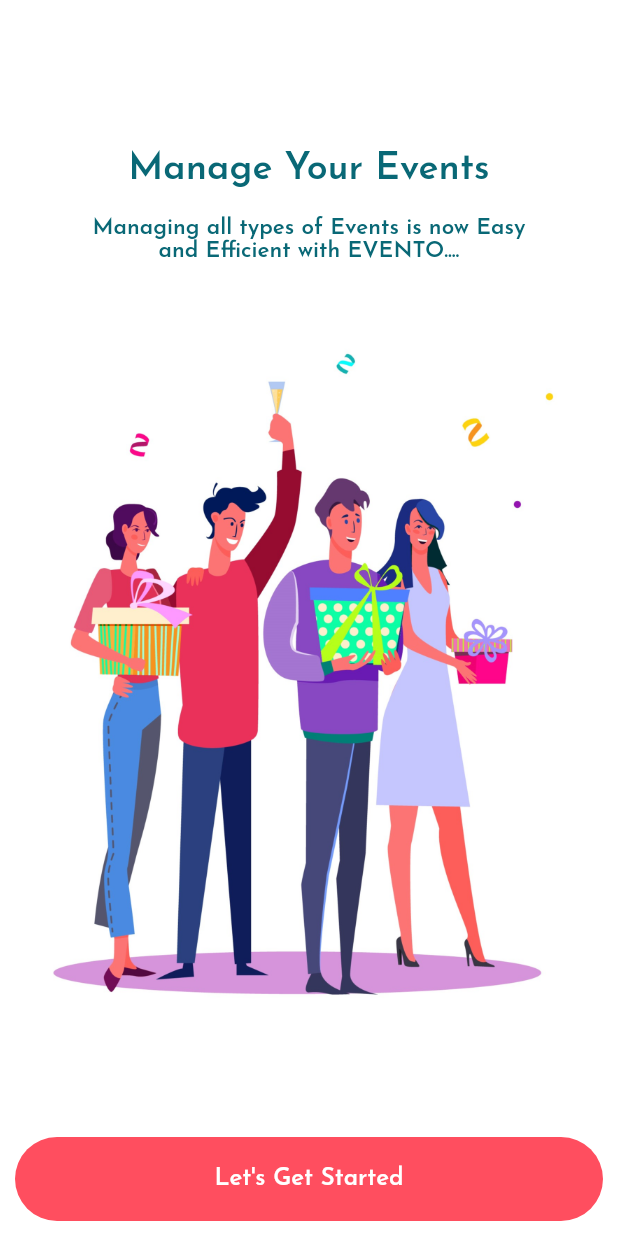
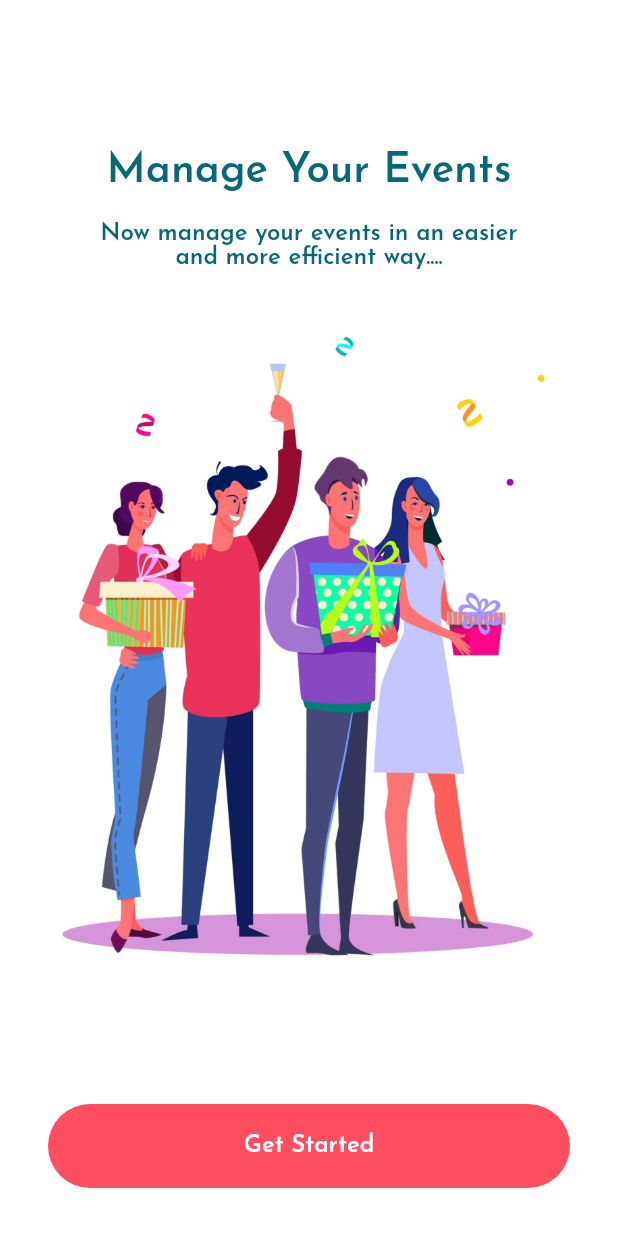
Before and after one commit to apurva112/evento-front-end, a Flutter app: the screen it shows after launch, after a tap on "Manage Your Events", on a phone screen of 412 x 824 dp. Run offline on Flutter 3.47's test engine with Material 2 defaults, Android fonts, the phone set to English and light mode, and no system bars; missing offline and left inert: keyboard_visibility.

Commit message:
Update main.dart

```diff
--- a/lib/main.dart
+++ b/lib/main.dart
@@ -1,7 +1,5 @@
 import 'package:flutter/cupertino.dart';
 import 'package:flutter/material.dart';
-import 'package:flutter/painting.dart';
-import 'package:flutter/widgets.dart';
 import 'package:keyboard_visibility/keyboard_visibility.dart';
 
 void main() {
@@ -14,24 +12,25 @@ class MyApp extends StatelessWidget {
   Widget build(BuildContext context) {
     return MaterialApp(
       theme: ThemeData(
-        fontFamily: 'Josefin Sans',
+          fontFamily: "Josefin Sans"
       ),
       debugShowCheckedModeBanner: false,
       home: Scaffold(
+        resizeToAvoidBottomInset: false,
         body: Container(
-          child: Mylogin(),
+          child: LoginPage(),
         ),
-      )
+      ),
     );
   }
 }
 
-class Mylogin extends StatefulWidget {
+class LoginPage extends StatefulWidget {
   @override
-  _MyloginState createState() => _MyloginState();
+  _LoginPageState createState() => _LoginPageState();
 }
 
-class _MyloginState extends State<Mylogin> {
+class _LoginPageState extends State<LoginPage> {
 
   int _pageState = 0;
 
@@ -53,8 +52,9 @@ class _MyloginState extends State<Mylogin> {
   double windowHeight = 0;
 
   bool _keyboardVisible = false;
+  double pic_opacity = 0;
 
-  @protected
+  @override
   void initState() {
     super.initState();
 
@@ -62,6 +62,7 @@ class _MyloginState extends State<Mylogin> {
       onChange: (bool visible) {
         setState(() {
           _keyboardVisible = visible;
+          print("Keyboard State Changed : $visible");
         });
       },
     );
@@ -72,55 +73,69 @@ class _MyloginState extends State<Mylogin> {
 
     windowHeight = MediaQuery.of(context).size.height;
     windowWidth = MediaQuery.of(context).size.width;
-    _loginHeight = windowHeight - 225;
-    _registerHeight = windowHeight - 230;
 
-    switch(_pageState){
+    _loginHeight = windowHeight - 270;
+    _registerHeight = windowHeight - 270;
 
+    switch(_pageState) {
       case 0:
         _backgroundColor = Colors.white;
-        _headingColor = Color(0XFFB056674);
+        _headingColor = Color(0xFFB056674);
+
+        _headingTop = 100;
+
+        _loginWidth = windowWidth;
+        _loginOpacity = 1;
 
         _loginYOffset = windowHeight;
+        _loginHeight = _keyboardVisible ? windowHeight : windowHeight - 270;
+
+        _loginXOffset = 0;
         _registerYOffset = windowHeight;
 
-        _loginXOffset = 0;
-        _loginWidth = windowWidth;
-
-        _loginOpacity = 1;
-        _headingTop = 100;
+        pic_opacity = 1;
         break;
       case 1:
-        _backgroundColor = Color(0XFFB66bfbf);
+        _backgroundColor = Color(0xFFB66bfbf);
         _headingColor = Colors.white;
 
-        _loginYOffset = _keyboardVisible ? 20 :225;
+        _headingTop = 90;
+
+        _loginWidth = windowWidth;
+        _loginOpacity = 1;
+
+        _loginYOffset = _keyboardVisible ? 40 : 270;
+        _loginHeight = _keyboardVisible ? windowHeight : windowHeight - 270;
+
+        _loginXOffset = 0;
         _registerYOffset = windowHeight;
 
-        _loginXOffset = 0;
-        _loginWidth = windowWidth;
-
-        _loginOpacity = 1;
-        _headingTop = 90;
+        pic_opacity = 0;
         break;
       case 2:
-        _backgroundColor = Color(0XFFB66bfbf);
+        _backgroundColor = Color(0xFFB66bfbf);
         _headingColor = Colors.white;
 
-        _loginYOffset = 210;
-        _registerYOffset = 230;
+        _headingTop = 80;
 
-        _loginXOffset = 18;
-        _loginWidth = windowWidth - 36;
+        _loginWidth = windowWidth - 40;
+        _loginOpacity = 0.7;
 
-        _loginOpacity = 0.7;
-        _headingTop = 80;
+        _loginYOffset = _keyboardVisible ? 30 : 240;
+        _loginHeight = _keyboardVisible ? windowHeight : windowHeight - 240;
+
+        _loginXOffset = 20;
+        _registerYOffset = _keyboardVisible ? 55 : 270;
+        _registerHeight = _keyboardVisible ? windowHeight : windowHeight - 270;
+
+        pic_opacity = 0;
         break;
+    }
 
-    }
     return Stack(
-      children: [
-        AnimatedContainer(
+      children: <Widget>[
+        Expanded(
+          child: AnimatedContainer(
               curve: Curves.fastLinearToSlowEaseIn,
               duration: Duration(
                   milliseconds: 1000
@@ -128,30 +143,30 @@ class _MyloginState extends State<Mylogin> {
               color: _backgroundColor,
               child: Column(
                 mainAxisAlignment: MainAxisAlignment.spaceBetween,
-            children: [
+                children: <Widget>[
                   GestureDetector(
-                onTap: (){
+                    onTap: () {
                       setState(() {
                         _pageState = 0;
                       });
                     },
-                child: AnimatedContainer(
+                    child: Container(
+                      child: Column(
+                        children: <Widget>[
+                          AnimatedContainer(
                             curve: Curves.fastLinearToSlowEaseIn,
                             duration: Duration(
                                 milliseconds: 1000
                             ),
-                child: Column(
-                  mainAxisAlignment: MainAxisAlignment.spaceBetween,
-                    children: [
-                      Container(
-                        child: Text('Manage Your Events',
+                            margin: EdgeInsets.only(
+                              top: _headingTop,
+                            ),
+                            child: Text(
+                              "Manage Your Events",
                               style: TextStyle(
                                   color: _headingColor,
-                              fontSize: 25
+                                  fontSize: 28
                               ),
-                        ),
-                        margin: EdgeInsets.only(
-                          top: _headingTop,
                             ),
                           ),
                           Container(
@@ -159,130 +174,137 @@ class _MyloginState extends State<Mylogin> {
                             padding: EdgeInsets.symmetric(
                                 horizontal: 32
                             ),
-                        child: Text('Managing all types of Events is now Easy and Efficient with EVENTO....',
+                            child: Text(
+                              "Now manage your events in an easier and more efficient way....",
+                              textAlign: TextAlign.center,
                               style: TextStyle(
                                   color: _headingColor,
-                              fontSize: 15
-                          ),
-                          textAlign: TextAlign.center,
+                                  fontSize: 16
                               ),
                             ),
+                          )
                         ],
                       ),
                     ),
                   ),
-              Container(
+                  Expanded(
+                    child: Container(
                       padding: EdgeInsets.symmetric(
-                    horizontal: 32.0 ),
+                          horizontal: 32
+                      ),
                       child: Center(
-                  child: Image.asset('assets/images/1.jpg'),
+                        child: Opacity(
+                          opacity: pic_opacity,
+                          child: Image.asset("assets/images/1.jpg",
+                          ),
+                        ),
+                      ),
                     ),
                   ),
                   Container(
                     child: GestureDetector(
                       onTap: () {
                         setState(() {
-                      if (_pageState == 0) {
+                          if(_pageState != 0){
+                            _pageState = 0;
+                          } else {
                             _pageState = 1;
-                      }
-                      else{
-                        _pageState = 0;
                           }
                         });
                       },
                       child: Container(
-                    margin: EdgeInsets.all(10.0),
-                    padding: EdgeInsets.all(20.0),
+                        margin: EdgeInsets.all(32),
+                        padding: EdgeInsets.all(20),
                         width: double.infinity,
                         decoration: BoxDecoration(
-                        color: Color(0XFFBff4b5c),
-                        borderRadius: BorderRadius.circular(32.0)
+                            color: Color(0xFFBff4b5c),
+                            borderRadius: BorderRadius.circular(50)
                         ),
                         child: Center(
-                        child: Text("Let's Get Started",
+                          child: Text(
+                            "Get Started",
                             style: TextStyle(
                                 color: Colors.white,
                                 fontSize: 16
                             ),
-                        )
                           ),
                         ),
                       ),
                     ),
+                  )
                 ],
+              )
           ),
         ),
-        AnimatedContainer(
+        Expanded(
+          child: AnimatedContainer(
+            padding: EdgeInsets.all(32),
+            width: _loginWidth,
             height: _loginHeight,
-          padding: EdgeInsets.all(32),
             curve: Curves.fastLinearToSlowEaseIn,
             duration: Duration(
                 milliseconds: 1000
             ),
-          width: _loginWidth,
             transform: Matrix4.translationValues(_loginXOffset, _loginYOffset, 1),
             decoration: BoxDecoration(
                 color: Colors.white.withOpacity(_loginOpacity),
                 borderRadius: BorderRadius.only(
-              topLeft: Radius.circular(30),
-              topRight: Radius.circular(30)
+                    topLeft: Radius.circular(25),
+                    topRight: Radius.circular(25)
                 )
             ),
             child: Column(
               mainAxisAlignment: MainAxisAlignment.spaceBetween,
-            children: [
+              children: <Widget>[
                 Column(
-                children: [
+                  children: <Widget>[
                     Container(
-                    margin : EdgeInsets.only(bottom: 40),
-                    child: Text("Login To Continue",
+                      margin: EdgeInsets.only(bottom: 20),
+                      child: Text(
+                        "Login To Continue",
                         style: TextStyle(
                             fontSize: 20,
-                      color: Color(0XFFB056674),
-                    ),),
+                          color: Color(0xFFB056674)
+                        ),
+                      ),
                     ),
                     InputWithIcon(
                       icon: Icons.email,
-                    hint: "Type your Email...",
+                      hint: "Enter Email...",
                     ),
-                  SizedBox(height: 30,),
+                    SizedBox(height: 20,),
                     InputWithIcon(
                       icon: Icons.vpn_key,
-                    hint: "Enter your Password",
-                  ),
+                      hint: "Enter Password...",
+                    )
                   ],
                 ),
                 Column(
-                children: [
-                  GestureDetector(
-                    onTap: (){
-                      setState(() {
-
-                      });
-                    },
-                    child: primButton(
-                      btntxt: "Login",
-                    ),
+                  children: <Widget>[
+                    PrimaryButton(
+                      btnText: "Login",
                     ),
                     SizedBox(
                       height: 20,
                     ),
                     GestureDetector(
-                    onTap: (){
+                      onTap: () {
                         setState(() {
                           _pageState = 2;
                         });
                       },
                       child: OutlineBtn(
-                      btnText: "Sign Up",
+                        btnText: "Create New Account",
                       ),
-                  ),
+                    )
                   ],
                 ),
               ],
             ),
           ),
-        AnimatedContainer(
+        ),
+        Expanded(
+          child: AnimatedContainer(
             height: _registerHeight,
             padding: EdgeInsets.all(32),
             curve: Curves.fastLinearToSlowEaseIn,
@@ -291,97 +313,66 @@ class _MyloginState extends State<Mylogin> {
             ),
             transform: Matrix4.translationValues(0, _registerYOffset, 1),
             decoration: BoxDecoration(
-                color: Color(0XFFBe0ece4),
+                color: Color(0xFFBe0ece4),
                 borderRadius: BorderRadius.only(
-                    topLeft: Radius.circular(30),
-                    topRight: Radius.circular(30)
+                    topLeft: Radius.circular(25),
+                    topRight: Radius.circular(25)
                 )
             ),
-
             child: Column(
               mainAxisAlignment: MainAxisAlignment.spaceBetween,
-            children: [
+              children: <Widget>[
                 Column(
-                children: [
+                  children: <Widget>[
                     Container(
-                    margin : EdgeInsets.only(bottom: 40),
-                    child: Text("Create a New Account",
+                      margin: EdgeInsets.only(bottom: 20),
+                      child: Text(
+                        "Create a New Account",
                         style: TextStyle(
                             fontSize: 20,
-                        color: Color(0XFFB056674),
-                      ),)
+                          color: Color(0xFFB056674)
+                        ),
+                      ),
                     ),
                     InputWithIcon(
                       icon: Icons.email,
-                    hint: "Type your Email...",
+                      hint: "Enter Email...",
                     ),
-                  SizedBox(height: 30,),
+                    SizedBox(height: 20,),
                     InputWithIcon(
                       icon: Icons.vpn_key,
-                    hint: "Enter your Password",
-                  ),
+                      hint: "Enter Password...",
+                    )
                   ],
                 ),
                 Column(
-                children: [
-                  primButton(
-                    btntxt: "Sign Up",
+                  children: <Widget>[
+                    PrimaryButton(
+                      btnText: "Create Account",
                     ),
                     SizedBox(
                       height: 20,
                     ),
                     GestureDetector(
-                    onTap: (){
+                      onTap: () {
                         setState(() {
                           _pageState = 1;
                         });
                       },
                       child: OutlineBtn(
-                      btnText: "Back to Login",
+                        btnText: "Back To Login",
                       ),
-                  ),
+                    )
                   ],
                 ),
               ],
             ),
           ),
+        )
       ],
-
     );
   }
 }
-
-// ignore: camel_case_types
-class primButton extends StatefulWidget {
-
-  final String btntxt;
-  primButton({this.btntxt});
-
-  @override
-  _primButtonState createState() => _primButtonState();
-}
-
-// ignore: camel_case_types
-class _primButtonState extends State<primButton> {
-  @override
-  Widget build(BuildContext context) {
-    return Container(
-      padding: EdgeInsets.all(20),
-      decoration: BoxDecoration(
-        color: Color(0XFFB056674),
-        borderRadius: BorderRadius.circular(50)
-      ),
-      child: Center(
-        child: Text(widget.btntxt,
-        style: TextStyle(
-          fontSize: 20,
-          color: Colors.white
-        )),
-      ),
-    );
-  }
-}
-
 
 class InputWithIcon extends StatefulWidget {
   final IconData icon;
@@ -398,7 +389,7 @@ class _InputWithIconState extends State<InputWithIcon> {
     return Container(
       decoration: BoxDecoration(
           border: Border.all(
-              color: Color(0XFFB056674),
+              color: Color(0xFFB056674),
               width: 2
           ),
           borderRadius: BorderRadius.circular(50)
@@ -410,7 +401,7 @@ class _InputWithIconState extends State<InputWithIcon> {
               child: Icon(
                 widget.icon,
                 size: 20,
-                color: Color(0XFFB056674),
+                color: Color(0xFFB056674),
               )
           ),
           Expanded(
@@ -429,6 +420,35 @@ class _InputWithIconState extends State<InputWithIcon> {
 }
 
 
+class PrimaryButton extends StatefulWidget {
+  final String btnText;
+  PrimaryButton({this.btnText});
+
+  @override
+  _PrimaryButtonState createState() => _PrimaryButtonState();
+}
+
+class _PrimaryButtonState extends State<PrimaryButton> {
+  @override
+  Widget build(BuildContext context) {
+    return Container(
+      decoration: BoxDecoration(
+          color: Color(0xFFB056674),
+          borderRadius: BorderRadius.circular(50)
+      ),
+      padding: EdgeInsets.all(20),
+      child: Center(
+        child: Text(
+          widget.btnText,
+          style: TextStyle(
+              color: Colors.white,
+              fontSize: 16
+          ),
+        ),
+      ),
+    );
+  }
+}
 
 class OutlineBtn extends StatefulWidget {
   final String btnText;
@@ -444,7 +464,7 @@ class _OutlineBtnState extends State<OutlineBtn> {
     return Container(
       decoration: BoxDecoration(
           border: Border.all(
-              color: Color(0XFFB056674),
+              color: Color(0xFFB056674),
               width: 2
           ),
           borderRadius: BorderRadius.circular(50)
@@ -454,8 +474,8 @@ class _OutlineBtnState extends State<OutlineBtn> {
         child: Text(
           widget.btnText,
           style: TextStyle(
-              color: Color(0XFFB056674),
-              fontSize: 20
+              color: Color(0xFFB056674),
+              fontSize: 16
           ),
         ),
       ),
```
Lines whose indentation alone changed are shown as unchanged.
